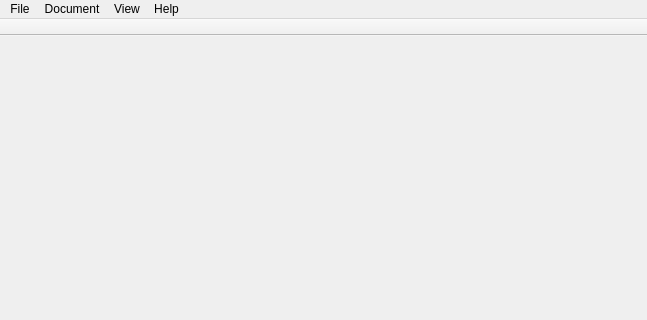
Qt form qt/ui/main_window.ui (Mouchnino/moneyguru) before a commit; both pictures show x 0 to 647 and y 0 to 320 of the 647 by 468 pixel window.
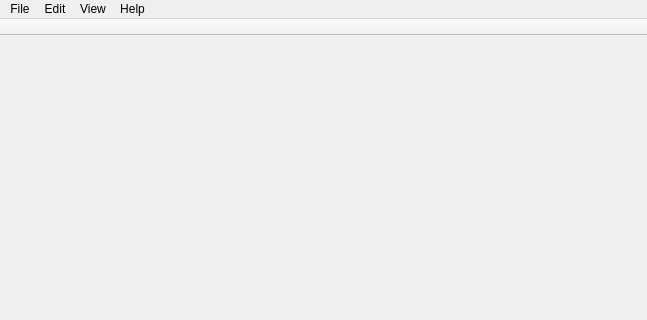
The same form after that commit. Icons and pictures are not drawn.

Commit message:
qt: Added the Quit, Undo and Redo menu items.
extra : convert_revision : svn%3A7afd0f2a-1d33-46b8-9979-f8add37626ee/trunk%40300

Diff of the .ui file:
```diff
--- a/qt/ui/main_window.ui
+++ b/qt/ui/main_window.ui
@@ -212,9 +212,9 @@
     <addaction name="actionShowPreferences"/>
     <addaction name="actionShowViewOptions"/>
    </widget>
-   <widget class="QMenu" name="menuDocument">
+   <widget class="QMenu" name="menuEdit">
     <property name="title">
-     <string>Document</string>
+     <string>Edit</string>
     </property>
     <addaction name="actionNewItem"/>
     <addaction name="actionNewAccountGroup"/>
@@ -237,7 +237,7 @@
     <addaction name="actionAbout"/>
    </widget>
    <addaction name="menuFile"/>
-   <addaction name="menuDocument"/>
+   <addaction name="menuEdit"/>
    <addaction name="menuView"/>
    <addaction name="menuHelp"/>
   </widget>
```
Left out of the diff: 33 changed lines with no effect on the pictures. The commit also changes 1 other file.
